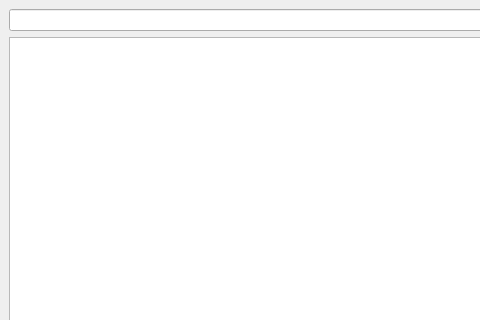
First picture: the form in mainwindow.ui, repository KeoFoxy/DatabaseParcer, before the edit; both pictures show x 0 to 480 and y 0 to 320 of the 800 by 600 pixel window.
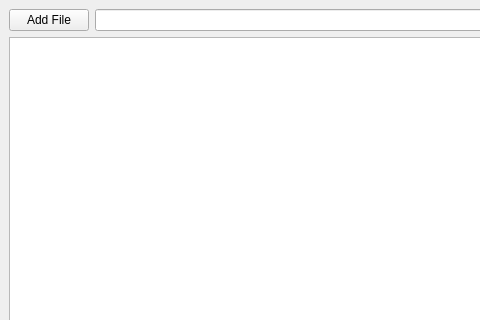
Second picture: the form after the edit. Custom widgets are drawn as their Qt base class.

Commit message:
CSV still working
Added button
Added getFilePath
Added absReader

The edit to the form file:
```diff
--- a/mainwindow.ui
+++ b/mainwindow.ui
@@ -17,6 +17,13 @@
    <layout class="QVBoxLayout" name="verticalLayout">
     <item>
      <layout class="QHBoxLayout" name="horizontalLayout">
+      <item>
+       <widget class="QPushButton" name="addFilePath">
+        <property name="text">
+         <string>Add File</string>
+        </property>
+       </widget>
+      </item>
       <item>
        <widget class="QLineEdit" name="dataEntry"/>
       </item>
```
Left out of the diff: 17 changed lines with no effect on the pictures. The commit also changes 2 other files.
